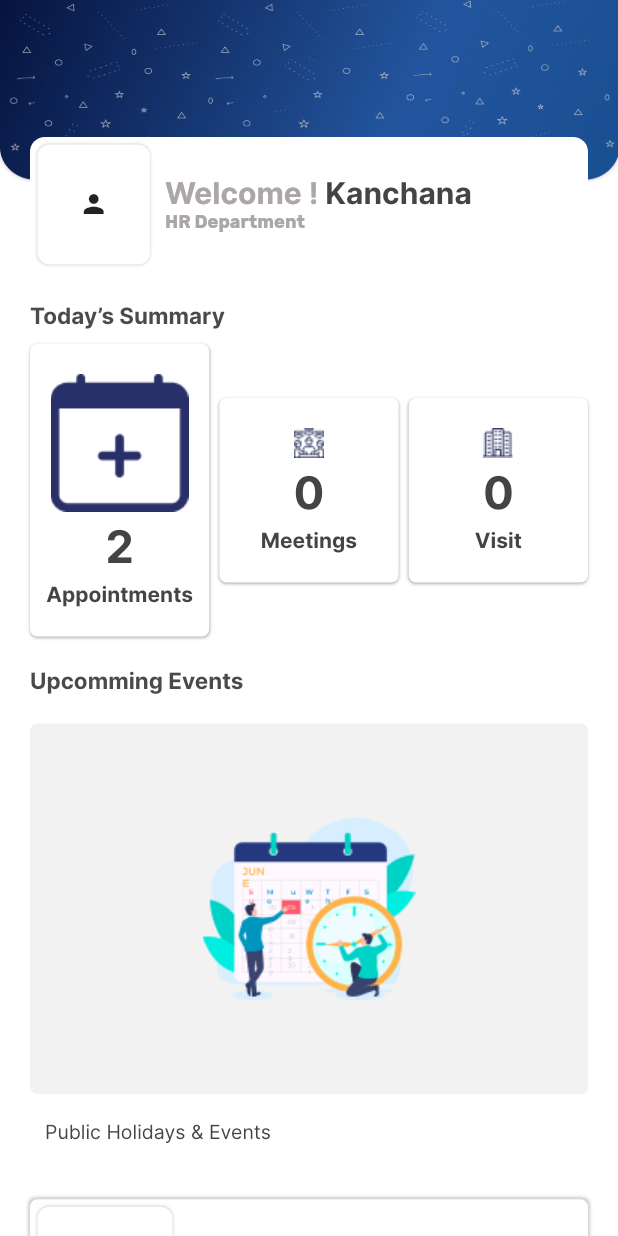
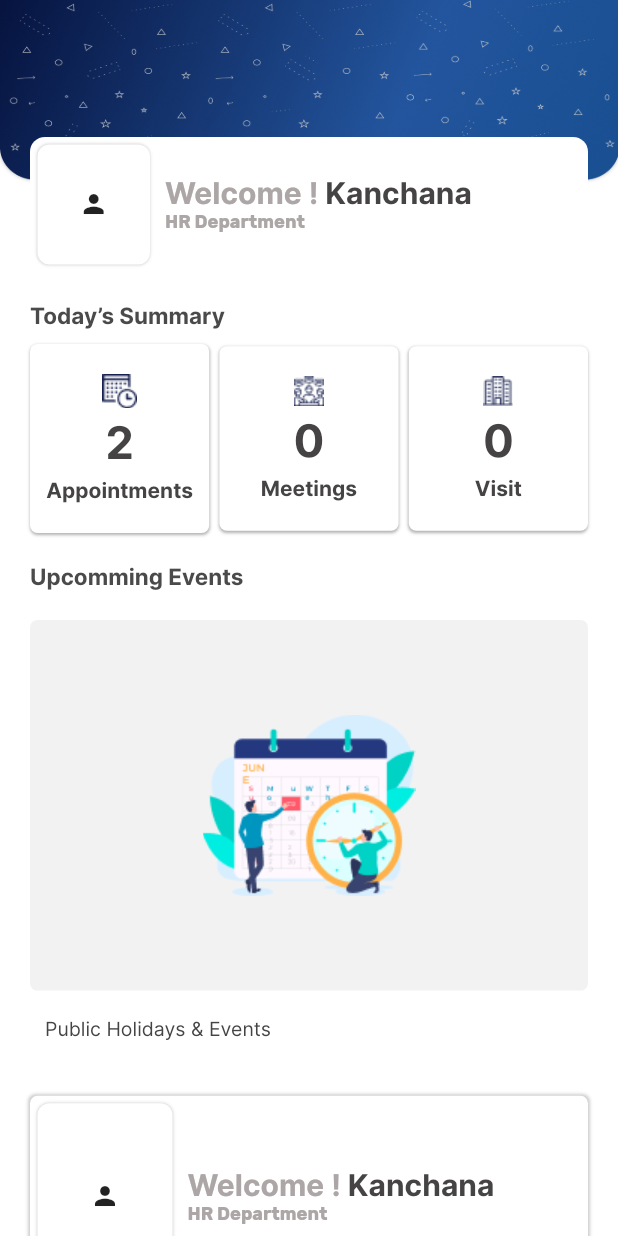
Before and after one commit to mobileappdev47/hrms_app-1, a Flutter app: the HomeScreen screen opened by its route, on a phone screen of 412 x 824 dp. Run offline on Flutter 3.47's test engine with Material 2 defaults, Android fonts, the phone set to English and light mode, and no system bars; our stand-ins replace get; project files that could hold a hidden picture were left out.

Commit message:
Merge branch 'sagar_develop' of /Users/dreamworld/Documents/Sagar's Works/nikunjbhai/hrms_app with conflicts.

```diff
--- a/lib/main.dart
+++ b/lib/main.dart
@@ -7,11 +7,11 @@ import 'package:hrms_app/screen/home_screen/home_screen.dart';
 import 'package:hrms_app/screen/home_screen/home_screen_controller.dart';
 import 'package:hrms_app/screen/login_screen/login_screen.dart';
 import 'package:hrms_app/screen/login_screen/login_screen_controller.dart';
-import 'package:hrms_app/screen/profile/profile.dart';
-import 'package:hrms_app/screen/profile/profile_controller.dart';
+import 'package:hrms_app/screen/profile_screen/profile_screen.dart';
 import 'package:hrms_app/screen/welcome_screen/welcome_screen.dart';
 import 'package:hrms_app/screen/welcome_screen/welcome_screen_controller.dart';
 import 'package:hrms_app/utils/app_res.dart';
+import 'screen/profile_screen/profile_screen_controller.dart';
 
 void main() {
   runApp(const MyApp());
--- a/lib/screen/home_screen/home_screen.dart
+++ b/lib/screen/home_screen/home_screen.dart
@@ -128,7 +128,7 @@ class HomeScreen extends StatelessWidget {
                     mainAxisAlignment: MainAxisAlignment.spaceBetween,
                     children: [
                       homeScreenTopContainer(
-                          icon: ImageRes.appointment,
+                          icon: ImageRes.appointmentHome,
                           text1: "2",
                           text2: "Appointments"),
                       homeScreenTopContainer(
--- a/lib/utils/color_res.dart
+++ b/lib/utils/color_res.dart
@@ -1,14 +1,14 @@
 import 'package:flutter/material.dart';
 
-class ColorRes {
-  static const Color white = Color(0xFFFFFFFF);
-  static const Color grey = Color(0xFFA6A3A3);
-  static const Color orange = Color(0xFFFF4D00);
-  static const Color greyText = Color(0xFFACA6A6);
-  static const Color greyTextFieldColor = Color(0xFFBCBCBC);
-  static const Color blackText = Color(0xFF454343);
-  static const Color indicatorColor = Color(0xFF002F56);
-  static const Color buttonBlueColor = Color(0xFF2C57C2);
+class ColorRes{
+  static const Color  white = Colors.white;
+  static const Color  grey = Color(0xFFA6A3A3);
+  static const Color  orange = Color(0xFFFF4D00);
+  static const Color  greyText = Color(0xFFACA6A6);
+  static const Color  greyTextFieldColor = Color(0xFFBCBCBC);
+  static const Color  blackText = Color(0xFF454343);
+  static const Color  indicatorColor = Color(0xFF002F56);
+  static const Color  buttonBlueColor = Color(0xFF2C57C2);
   static const Color homeScreenBlackColor = Color(0xFF4A4A4A);
   static const Color homeScreenBlueColor = Color(0xFF4A4A4A);
   static const Color lightGrey = Color(0xFFF2F2F2);
--- a/lib/utils/image_res.dart
+++ b/lib/utils/image_res.dart
@@ -43,7 +43,7 @@ class ImageRes {
   static String homeScreenTop = "${imagePath}home_screen_top.png";
   static String eventImage = "${imagePath}event_image.png";
 
-  // static String appointment = "${iconPath}appointment.png";
+   static String appointmentHome = "${iconPath}appointment.png";
   static String meeting = "${iconPath}meeting.png";
 
 
```
Also changed, not shown: lib/screen/profile_screen/profile_screen.dart (renamed from lib/screen/profile/profile.dart), lib/screen/profile_screen/profile_screen_controller.dart (renamed from lib/screen/profile/profile_controller.dart).
